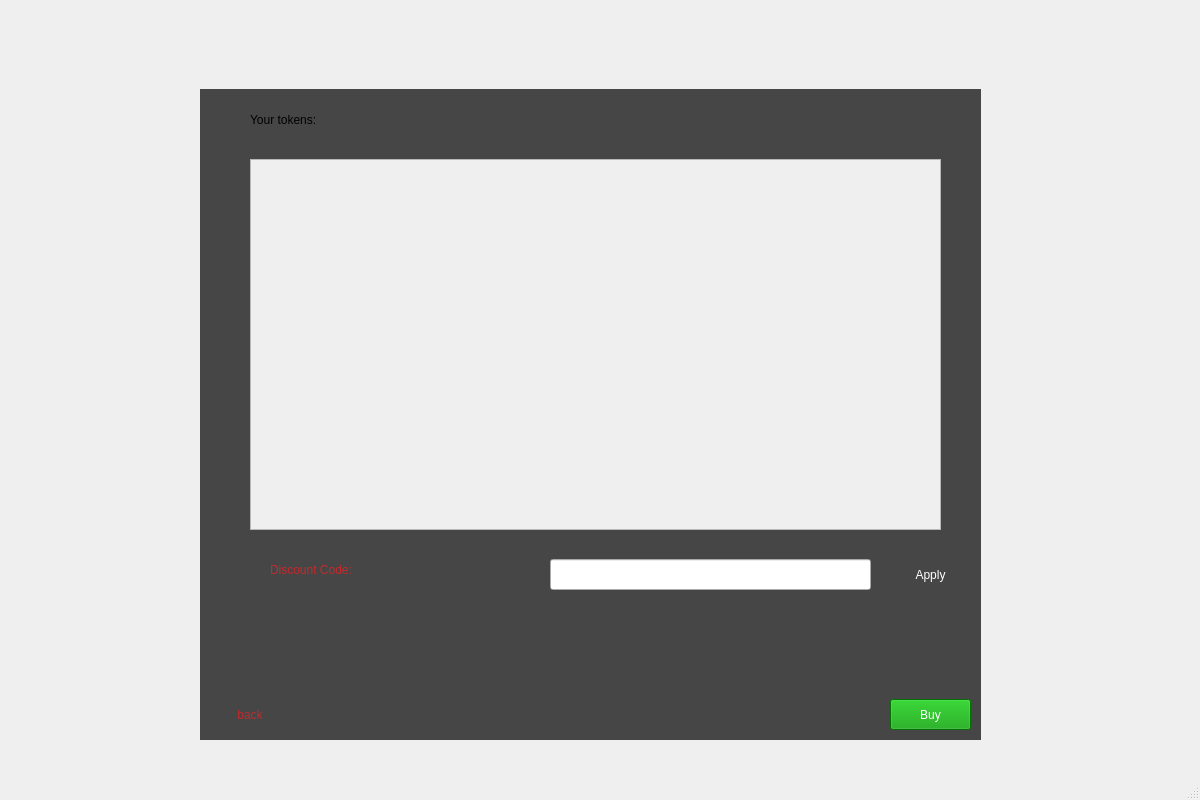
Above: KalaNet/Client/mainwindow.ui from sabaghasemi2006bmw/Ap-final-project before the change. Below: the same form after it.
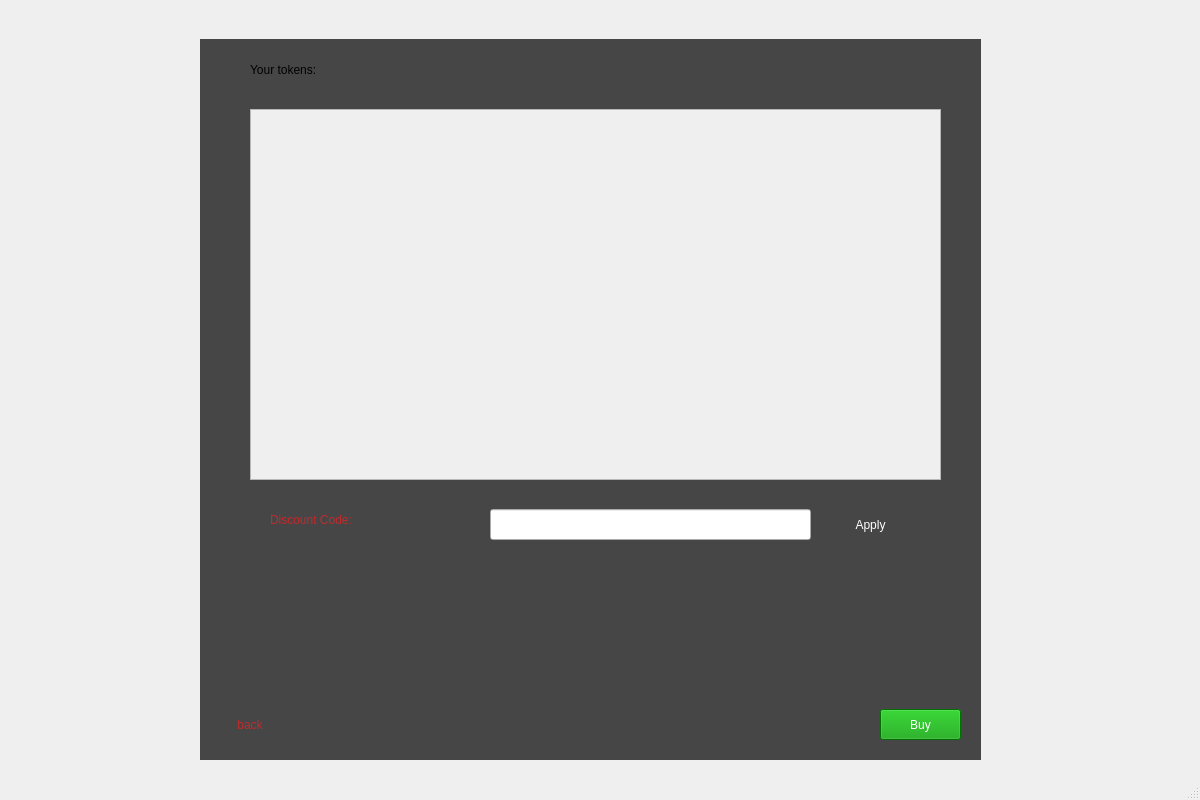
That is the form after the change. The open tabs and pages were chosen to show the change. Icons and pictures are not drawn.

The edit to the form file:
```diff
--- a/KalaNet/Client/mainwindow.ui
+++ b/KalaNet/Client/mainwindow.ui
@@ -1600,7 +1600,7 @@
       <property name="geometry">
        <rect>
         <x>250</x>
-        <y>160</y>
+        <y>110</y>
         <width>691</width>
         <height>371</height>
        </rect>
@@ -1625,8 +1625,8 @@
      <widget class="QLineEdit" name="Discount">
       <property name="geometry">
        <rect>
-        <x>550</x>
-        <y>560</y>
+        <x>490</x>
+        <y>510</y>
         <width>321</width>
         <height>31</height>
        </rect>
@@ -1640,8 +1640,8 @@
       <property name="geometry">
        <rect>
         <x>270</x>
-        <y>550</y>
-        <width>171</width>
+        <y>500</y>
+        <width>181</width>
         <height>41</height>
        </rect>
       </property>
@@ -1657,9 +1657,9 @@
       <property name="geometry">
        <rect>
         <x>200</x>
-        <y>90</y>
+        <y>40</y>
         <width>781</width>
-        <height>651</height>
+        <height>721</height>
        </rect>
       </property>
       <property name="styleSheet">
@@ -1672,8 +1672,8 @@
      <widget class="QPushButton" name="Apply_discount">
       <property name="geometry">
        <rect>
-        <x>890</x>
-        <y>560</y>
+        <x>830</x>
+        <y>510</y>
         <width>81</width>
         <height>31</height>
        </rect>
@@ -1694,7 +1694,7 @@
       <property name="geometry">
        <rect>
         <x>210</x>
-        <y>700</y>
+        <y>710</y>
         <width>80</width>
         <height>31</height>
        </rect>
@@ -1713,8 +1713,8 @@
      <widget class="QPushButton" name="pushButton_7">
       <property name="geometry">
        <rect>
-        <x>890</x>
-        <y>700</y>
+        <x>880</x>
+        <y>710</y>
         <width>81</width>
         <height>31</height>
        </rect>
@@ -1735,9 +1735,9 @@
       <property name="geometry">
        <rect>
         <x>210</x>
-        <y>610</y>
+        <y>560</y>
         <width>591</width>
-        <height>71</height>
+        <height>141</height>
        </rect>
       </property>
       <property name="styleSheet">
@@ -1752,7 +1752,7 @@
       <property name="geometry">
        <rect>
         <x>250</x>
-        <y>100</y>
+        <y>50</y>
         <width>211</width>
         <height>41</height>
        </rect>
@@ -1769,7 +1769,7 @@
       <property name="geometry">
        <rect>
         <x>460</x>
-        <y>100</y>
+        <y>50</y>
         <width>211</width>
         <height>41</height>
        </rect>
```
Left out of the diff: 2 changed lines with no effect on the pictures.
